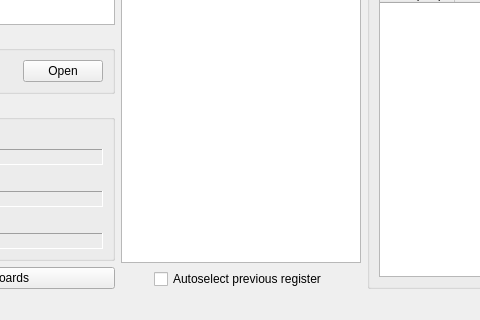
The window that QtHardMonForm.ui (ChimeraTK/QtHardMon) describes before a commit, drawn with Qt 5; both pictures show x 134 to 614 and y 303 to 623 of the 1044 by 623 pixel window.
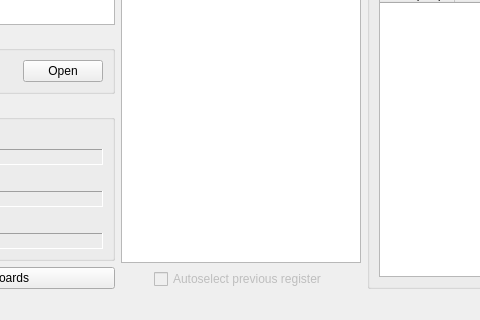
The same window after the commit.

Commit message: Changed ListView to Tree view for registers - currently only flat hierarchy as before - module names still completely ignored - restoring previous register does not work any more   (was row based which does not work for hierarchy)

Patch:
```diff
--- a/QtHardMonForm.ui
+++ b/QtHardMonForm.ui
@@ -200,6 +200,9 @@
       </item>
       <item alignment="Qt::AlignHCenter|Qt::AlignBottom">
        <widget class="QCheckBox" name="autoselectPreviousRegisterCheckBox">
+        <property name="enabled">
+         <bool>false</bool>
+        </property>
         <property name="toolTip">
          <string>Automatically select the previously selected register when reopening the device.</string>
         </property>
```
Left out of the diff: 25 changed lines with no effect on the pictures. The commit also changes 2 other files.
